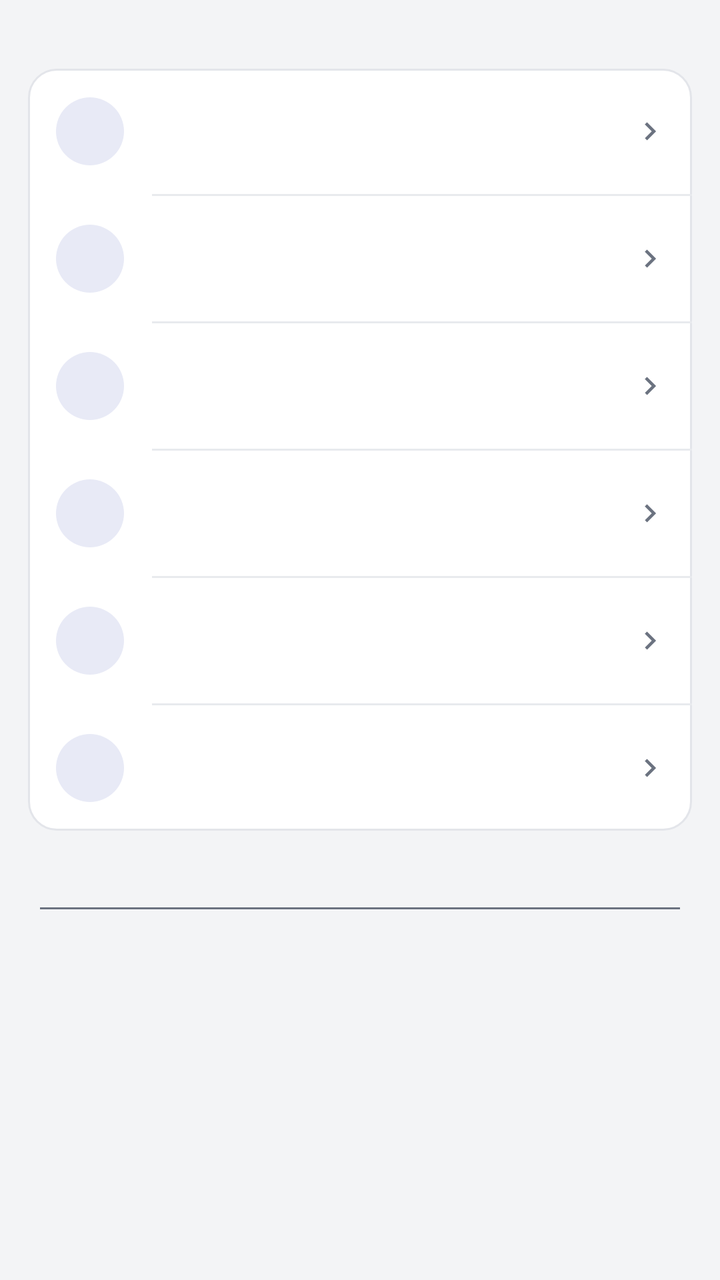
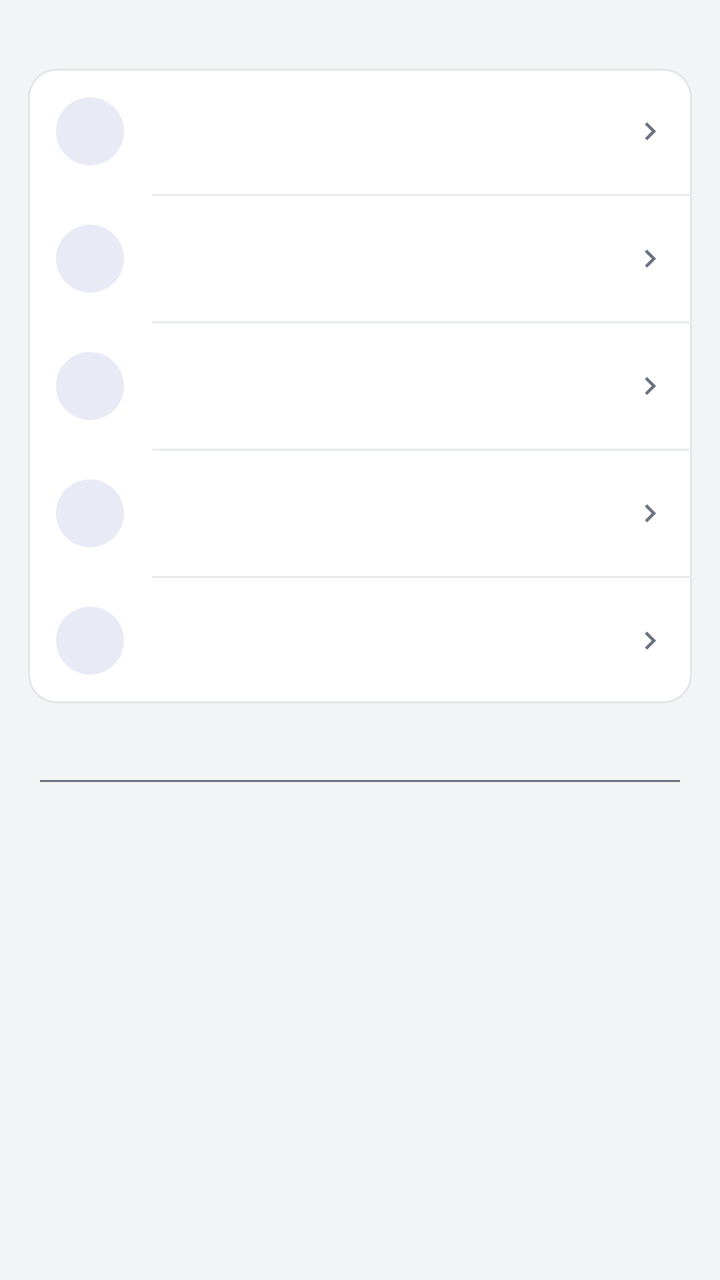

Screens rendered from an Android XML layout before and after an edit, with the pre-edit source and the edit as a unified diff.
<!-- AndroidManifest.xml: activity theme AppTheme -->
<!-- res/layout/activity_maps.xml -->
<?xml version="1.0" encoding="utf-8"?>
<ScrollView xmlns:android="http://schemas.android.com/apk/res/android"
    android:id="@+id/root"
    android:layout_width="match_parent"
    android:layout_height="match_parent"
    android:fillViewport="true"
    android:background="@color/bg">

  <LinearLayout
    android:layout_width="match_parent"
    android:layout_height="wrap_content"
    android:orientation="vertical">

    <TextView
        android:id="@+id/maps_head"
        android:layout_width="match_parent"
        android:layout_height="wrap_content"
        android:paddingStart="20dp"
        android:paddingEnd="20dp"
        android:paddingTop="12dp"
        android:paddingBottom="6dp"
        android:lineSpacingExtra="2dp"
        android:textColor="@color/fg_muted"
        android:textSize="12sp" />

    <LinearLayout
        android:id="@+id/maps_actions"
        android:layout_width="match_parent"
        android:layout_height="wrap_content"
        android:orientation="vertical"
        android:background="@drawable/card_bg"
        android:layout_marginStart="14dp"
        android:layout_marginEnd="14dp"
        android:layout_marginBottom="8dp">

        <include
            android:id="@+id/row_maps_import"
            layout="@layout/row_action"
            android:layout_width="match_parent"
            android:layout_height="wrap_content" />

        <View
            android:layout_width="match_parent"
            android:layout_height="1dp"
            android:layout_marginStart="62dp"
            android:background="@color/divider" />

        
        <include
            android:id="@+id/row_maps_from_save"
            layout="@layout/row_action"
            android:layout_width="match_parent"
            android:layout_height="wrap_content" />

        <View
            android:layout_width="match_parent"
            android:layout_height="1dp"
            android:layout_marginStart="62dp"
            android:background="@color/divider" />

        <include
            android:id="@+id/row_maps_export"
            layout="@layout/row_action"
            android:layout_width="match_parent"
            android:layout_height="wrap_content" />

        <View
            android:layout_width="match_parent"
            android:layout_height="1dp"
            android:layout_marginStart="62dp"
            android:background="@color/divider" />

        
        <include
            android:id="@+id/row_maps_export_stats"
            layout="@layout/row_action"
            android:layout_width="match_parent"
            android:layout_height="wrap_content" />

        <View
            android:layout_width="match_parent"
            android:layout_height="1dp"
            android:layout_marginStart="62dp"
            android:background="@color/divider" />

        
        <include
            android:id="@+id/row_maps_del"
            layout="@layout/row_action"
            android:layout_width="match_parent"
            android:layout_height="wrap_content" />

        <View
            android:layout_width="match_parent"
            android:layout_height="1dp"
            android:layout_marginStart="62dp"
            android:background="@color/divider" />

        
        <include
            android:id="@+id/row_maps_filter"
            layout="@layout/row_action"
            android:layout_width="match_parent"
            android:layout_height="wrap_content" />
    </LinearLayout>

    
    <EditText
        android:id="@+id/maps_search"
        android:layout_width="match_parent"
        android:layout_height="wrap_content"
        android:layout_marginStart="@dimen/page_pad"
        android:layout_marginEnd="@dimen/page_pad"
        android:layout_marginTop="2dp"
        android:inputType="text"
        android:maxLength="60"
        android:singleLine="true"
        android:textColor="@color/fg"
        android:textColorHint="@color/fg_muted"
        android:textSize="15sp" />

    
    <TextView
        android:id="@+id/maps_filtered"
        android:layout_width="match_parent"
        android:layout_height="wrap_content"
        android:paddingStart="@dimen/page_pad"
        android:paddingEnd="@dimen/page_pad"
        android:paddingTop="6dp"
        android:textColor="@color/fg_muted"
        android:textSize="12sp"
        android:visibility="gone" />

    
    <TextView
        android:id="@+id/maps_empty"
        android:layout_width="match_parent"
        android:layout_height="wrap_content"
        android:padding="28dp"
        android:gravity="center"
        android:textAlignment="center"
        android:textSize="13sp"
        android:lineSpacingExtra="4dp"
        android:textColor="@color/fg_muted"
        android:visibility="gone" />

    
    <LinearLayout
        android:id="@+id/maps_list"
        android:layout_width="match_parent"
        android:layout_height="wrap_content"
        android:orientation="vertical"
        android:paddingBottom="8dp" />
  </LinearLayout>
</ScrollView>
<!-- res/layout/row_action.xml (included above) -->
<?xml version="1.0" encoding="utf-8"?>
<LinearLayout xmlns:android="http://schemas.android.com/apk/res/android"
    android:layout_width="match_parent"
    android:layout_height="wrap_content"
    android:orientation="horizontal"
    android:gravity="center_vertical"
    android:background="?android:attr/selectableItemBackground"
    android:clickable="true"
    android:focusable="false"
    android:paddingStart="14dp"
    android:paddingEnd="12dp"
    android:paddingTop="12dp"
    android:paddingBottom="12dp">

    <FrameLayout
        android:layout_width="@dimen/row_icon_box"
        android:layout_height="@dimen/row_icon_box"
        android:background="@drawable/icon_circle">

        <ImageView
            android:id="@+id/act_icon"
            android:layout_width="@dimen/row_icon"
            android:layout_height="@dimen/row_icon"
            android:layout_gravity="center"
            android:tint="@color/accent" />
    </FrameLayout>

    <LinearLayout
        android:layout_width="0dp"
        android:layout_height="wrap_content"
        android:layout_weight="1"
        android:layout_marginStart="14dp"
        android:orientation="vertical">

        <TextView
            android:id="@+id/act_title"
            android:layout_width="match_parent"
            android:layout_height="wrap_content"
            android:singleLine="true"
            android:ellipsize="end"
            android:textSize="15sp"
            android:textColor="@color/fg" />

        <TextView
            android:id="@+id/act_sub"
            android:layout_width="match_parent"
            android:layout_height="wrap_content"
            android:paddingTop="2dp"
            android:textSize="12sp"
            android:textColor="@color/fg_muted" />
    </LinearLayout>

    <ImageView
        android:layout_width="@dimen/row_chevron"
        android:layout_height="@dimen/row_chevron"
        android:layout_marginStart="8dp"
        android:src="@drawable/ic_chevron"
        android:tint="@color/fg_muted" />
</LinearLayout>
<!-- resources referenced by this layout -->
<resources>
  <color name="accent">#FF3F51B5</color>
  <color name="bg">#FFF3F4F6</color>
  <color name="divider">#FFE8EAEE</color>
  <color name="fg">#FF1A1C1E</color>
  <color name="fg_muted">#FF6B7280</color>
  <dimen name="page_pad">16dp</dimen>
  <dimen name="row_chevron">18dp</dimen>
  <dimen name="row_icon">22dp</dimen>
  <dimen name="row_icon_box">34dp</dimen>
  <!-- drawable card_bg (drawable) -->
  <?xml version="1.0" encoding="utf-8"?>
  <shape xmlns:android="http://schemas.android.com/apk/res/android"
      android:shape="rectangle">
      <solid android:color="@color/card" />
      <corners android:radius="14dp" />
      <stroke android:width="1dp" android:color="@color/card_stroke" />
  </shape>
  <!-- drawable ic_chevron (drawable) -->
  <?xml version="1.0" encoding="utf-8"?>
  <vector xmlns:android="http://schemas.android.com/apk/res/android"
      android:width="24dp"
      android:height="24dp"
      android:viewportWidth="24"
      android:viewportHeight="24">
      <path
          android:fillColor="@color/icon_tint"
          android:pathData="M10,6L8.59,7.41 13.17,12l-4.58,4.59L10,18l6,-6z" />
  </vector>
  <!-- drawable icon_circle (drawable) -->
  <?xml version="1.0" encoding="utf-8"?>
  <shape xmlns:android="http://schemas.android.com/apk/res/android"
      android:shape="oval">
      <solid android:color="@color/accent_soft" />
  </shape>
  <style name="AppTheme" parent="android:Theme.Material.Light">
          <item name="android:windowBackground">@color/bg</item>
          <item name="android:textColorPrimary">@color/fg</item>
          <item name="android:textColorSecondary">@color/fg_muted</item>
          <item name="android:colorAccent">@color/accent</item>
  
          
          <item name="android:colorPrimary">@color/appbar</item>
          <item name="android:colorPrimaryDark">@color/statusbar</item>
          <item name="android:statusBarColor">@color/statusbar</item>
          <item name="android:windowLightStatusBar">false</item>
          <item name="android:actionBarStyle">@style/AppBarStyle</item>
  
          
          <item name="android:alertDialogTheme">@style/AppDialogTheme</item>
      </style>
  <color name="card">#FFFFFFFF</color>
  <color name="card_stroke">#FFE3E5EA</color>
  <color name="icon_tint">#FF5F6368</color>
  <color name="accent_soft">#FFE8EAF6</color>
  <color name="appbar">#FF3F51B5</color>
  <color name="statusbar">#FF303F9F</color>
  <style name="AppBarStyle" parent="android:Widget.Material.ActionBar.Solid">
          <item name="android:background">@color/appbar</item>
          
          <item name="android:elevation">0dp</item>
          
          <item name="android:contentInsetStart">16dp</item>
          <item name="android:titleTextStyle">@style/AppBarTitle</item>
      </style>
  <style name="AppDialogTheme" parent="android:Theme.Material.Light.Dialog.Alert">
          <item name="android:windowBackground">@drawable/dlg_bg</item>
          <item name="android:colorAccent">@color/accent</item>
          <item name="android:textColorPrimary">@color/fg</item>
          <item name="android:textColorSecondary">@color/fg_muted</item>
          <item name="android:colorControlNormal">@color/fg_muted</item>
      </style>
  <style name="AppBarTitle" parent="android:TextAppearance.Material.Widget.ActionBar.Title">
          <item name="android:textColor">@color/on_appbar</item>
          <item name="android:textSize">20sp</item>
          <item name="android:fontFamily">sans-serif-medium</item>
      </style>
  <!-- drawable dlg_bg (drawable) -->
  <?xml version="1.0" encoding="utf-8"?>
  <inset xmlns:android="http://schemas.android.com/apk/res/android"
      android:inset="16dp">
      <shape android:shape="rectangle">
          <solid android:color="@color/card" />
          <corners android:radius="14dp" />
          <stroke android:width="1dp" android:color="@color/card_stroke" />
      </shape>
  </inset>
  <color name="on_appbar">#FFFFFFFF</color>
</resources>

<!-- the commit's change to res/layout/activity_maps.xml (unified diff, before → after) -->
@@ -33,21 +33,9 @@
         android:layout_marginEnd="14dp"
         android:layout_marginBottom="8dp">
 
+        
         <include
             android:id="@+id/row_maps_import"
-            layout="@layout/row_action"
-            android:layout_width="match_parent"
-            android:layout_height="wrap_content" />
-
-        <View
-            android:layout_width="match_parent"
-            android:layout_height="1dp"
-            android:layout_marginStart="62dp"
-            android:background="@color/divider" />
-
-        
-        <include
-            android:id="@+id/row_maps_from_save"
             layout="@layout/row_action"
             android:layout_width="match_parent"
             android:layout_height="wrap_content" />
